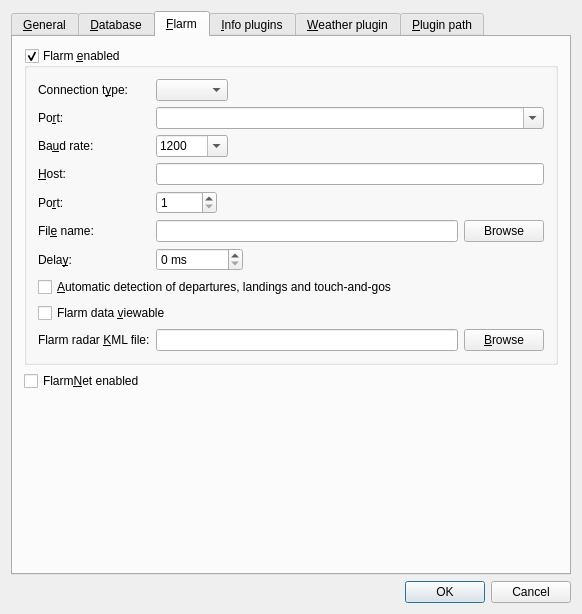
This is src/gui/windows/SettingsWindow.ui in Akaflieg/startkladde as Qt 5 draws it before an edit. The edited form follows.
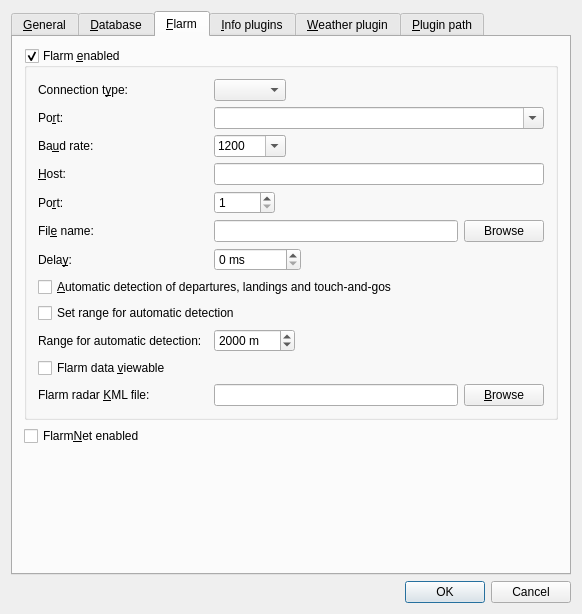
This is the edited form. The open tabs and pages were chosen to show the change. Custom widgets are drawn as their Qt base class.

Commit message: maximale entfernung für die flarm-auto-erkennung

Diff of the .ui file:
```diff
--- a/src/gui/windows/SettingsWindow.ui
+++ b/src/gui/windows/SettingsWindow.ui
@@ -7,7 +7,7 @@
     <x>0</x>
     <y>0</y>
     <width>582</width>
-    <height>593</height>
+    <height>596</height>
    </rect>
   </property>
   <property name="windowTitle">
@@ -20,7 +20,7 @@
       <enum>QTabWidget::North</enum>
      </property>
      <property name="currentIndex">
-      <number>1</number>
+      <number>2</number>
      </property>
      <property name="documentMode">
       <bool>false</bool>
@@ -277,7 +277,16 @@
        <item>
         <widget class="QWidget" name="dbTypePane" native="true">
          <layout class="QHBoxLayout" name="horizontalLayout">
-          <property name="margin">
+          <property name="leftMargin">
+           <number>0</number>
+          </property>
+          <property name="topMargin">
+           <number>0</number>
+          </property>
+          <property name="rightMargin">
+           <number>0</number>
+          </property>
+          <property name="bottomMargin">
            <number>0</number>
           </property>
           <item>
@@ -318,7 +327,16 @@
           <item row="0" column="0">
            <widget class="QWidget" name="mysqlSettingsPane" native="true">
             <layout class="QGridLayout" name="gridLayout">
-             <property name="margin">
+             <property name="leftMargin">
+              <number>0</number>
+             </property>
+             <property name="topMargin">
+              <number>0</number>
+             </property>
+             <property name="rightMargin">
+              <number>0</number>
+             </property>
+             <property name="bottomMargin">
               <number>0</number>
              </property>
              <item row="0" column="0">
@@ -457,7 +475,16 @@
           <item row="0" column="0">
            <widget class="QWidget" name="mysqlSettingsPane_2" native="true">
             <layout class="QGridLayout" name="gridLayout_5">
-             <property name="margin">
+             <property name="leftMargin">
+              <number>0</number>
+             </property>
+             <property name="topMargin">
+              <number>0</number>
+             </property>
+             <property name="rightMargin">
+              <number>0</number>
+             </property>
+             <property name="bottomMargin">
               <number>0</number>
              </property>
              <item row="0" column="0">
@@ -641,69 +668,41 @@
           <bool>true</bool>
          </property>
          <layout class="QGridLayout" name="gridLayout_3">
-          <item row="9" column="1">
-           <widget class="QWidget" name="widget_6" native="true">
-            <layout class="QHBoxLayout" name="horizontalLayout_4">
-             <property name="margin">
-              <number>0</number>
-             </property>
-             <item>
-              <widget class="QLineEdit" name="flarmMapKmlFileNameInput">
-               <property name="toolTip">
-                <string>&lt;html&gt;The name of a KML (Google Earth) file to show in the background of the flarm radar view&lt;/html&gt;</string>
-               </property>
-              </widget>
-             </item>
-             <item>
-              <widget class="QPushButton" name="browseKmlFileButton">
-               <property name="text">
-                <string>&amp;Browse</string>
-               </property>
-              </widget>
-             </item>
-            </layout>
-           </widget>
-          </item>
-          <item row="5" column="1">
-           <widget class="QWidget" name="flarmFileNamePane" native="true">
-            <layout class="QHBoxLayout" name="horizontalLayout_10">
-             <property name="margin">
-              <number>0</number>
-             </property>
-             <item>
-              <widget class="QLineEdit" name="flarmFileNameInput"/>
-             </item>
-             <item>
-              <widget class="QPushButton" name="browseFlarmFileButton">
-               <property name="text">
-                <string>Browse</string>
-               </property>
-              </widget>
-             </item>
-            </layout>
-           </widget>
-          </item>
-          <item row="7" column="0" colspan="2">
-           <widget class="QCheckBox" name="flarmAutoDeparturesCheckbox">
-            <property name="toolTip">
-             <string>&lt;html&gt;If enabled, data from the connected flarm device will be used to automatically detect departures, landings and touch-and-gos.&lt;/html&gt;</string>
-            </property>
+          <item row="2" column="0">
+           <widget class="QLabel" name="flarmSerialBaudRateLabel">
             <property name="text">
-             <string>&amp;Automatic detection of departures, landings and touch-and-gos</string>
+             <string>Ba&amp;ud rate:</string>
             </property>
+            <property name="buddy">
+             <cstring>flarmSerialBaudRateInput</cstring>
+            </property>
            </widget>
           </item>
-          <item row="8" column="0" colspan="2">
-           <widget class="QCheckBox" name="flarmDataViewableCheckbox">
-            <property name="toolTip">
-             <string>&lt;html&gt;If enabled, the Flarm radar and a list of received planes can be viewed.&lt;/html&gt;</string>
-            </property>
+          <item row="8" column="0" colspan="3">
+           <widget class="QCheckBox" name="flarmActivateRangeCheckbox">
             <property name="text">
-             <string>Flarm data &amp;viewable</string>
+             <string>Set range for automatic detection</string>
             </property>
            </widget>
           </item>
           <item row="9" column="0">
+           <widget class="QLabel" name="flarmRangeLabel">
+            <property name="text">
+             <string>Range for automatic detection:</string>
+            </property>
+           </widget>
+          </item>
+          <item row="6" column="0">
+           <widget class="QLabel" name="flarmFileDelayLabel">
+            <property name="text">
+             <string>Dela&amp;y:</string>
+            </property>
+            <property name="buddy">
+             <cstring>flarmFileDelayInput</cstring>
+            </property>
+           </widget>
+          </item>
+          <item row="11" column="0">
            <widget class="QLabel" name="label_3">
             <property name="text">
              <string>Flarm radar &amp;KML file:</string>
@@ -713,24 +712,127 @@
             </property>
            </widget>
           </item>
-          <item row="0" column="0">
-           <widget class="QLabel" name="label_5">
-            <property name="text">
-             <string>Connection t&amp;ype:</string>
-            </property>
-            <property name="buddy">
-             <cstring>flarmConnectionTypeInput</cstring>
-            </property>
+          <item row="0" column="2">
+           <widget class="QWidget" name="widget_7" native="true">
+            <layout class="QHBoxLayout" name="horizontalLayout_7">
+             <property name="leftMargin">
+              <number>0</number>
+             </property>
+             <property name="topMargin">
+              <number>0</number>
+             </property>
+             <property name="rightMargin">
+              <number>0</number>
+             </property>
+             <property name="bottomMargin">
+              <number>0</number>
+             </property>
+             <item>
+              <widget class="SkComboBox" name="flarmConnectionTypeInput"/>
+             </item>
+             <item>
+              <spacer name="horizontalSpacer_7">
+               <property name="orientation">
+                <enum>Qt::Horizontal</enum>
+               </property>
+               <property name="sizeHint" stdset="0">
+                <size>
+                 <width>58</width>
+                 <height>20</height>
+                </size>
+               </property>
+              </spacer>
+             </item>
+            </layout>
            </widget>
           </item>
-          <item row="2" column="0">
-           <widget class="QLabel" name="flarmSerialBaudRateLabel">
-            <property name="text">
-             <string>Ba&amp;ud rate:</string>
+          <item row="1" column="2">
+           <widget class="QComboBox" name="flarmSerialPortInput">
+            <property name="editable">
+             <bool>true</bool>
             </property>
-            <property name="buddy">
-             <cstring>flarmSerialBaudRateInput</cstring>
-            </property>
+           </widget>
+          </item>
+          <item row="6" column="2">
+           <widget class="QWidget" name="flarmFileDelayPane" native="true">
+            <layout class="QHBoxLayout" name="horizontalLayout_11">
+             <property name="leftMargin">
+              <number>0</number>
+             </property>
+             <property name="topMargin">
+              <number>0</number>
+             </property>
+             <property name="rightMargin">
+              <number>0</number>
+             </property>
+             <property name="bottomMargin">
+              <number>0</number>
+             </property>
+             <item>
+              <widget class="QSpinBox" name="flarmFileDelayInput">
+               <property name="suffix">
+                <string> ms</string>
+               </property>
+               <property name="maximum">
+                <number>999999999</number>
+               </property>
+              </widget>
+             </item>
+             <item>
+              <spacer name="horizontalSpacer_10">
+               <property name="orientation">
+                <enum>Qt::Horizontal</enum>
+               </property>
+               <property name="sizeHint" stdset="0">
+                <size>
+                 <width>40</width>
+                 <height>20</height>
+                </size>
+               </property>
+              </spacer>
+             </item>
+            </layout>
+           </widget>
+          </item>
+          <item row="4" column="2">
+           <widget class="QWidget" name="flarmTcpPortPane" native="true">
+            <layout class="QHBoxLayout" name="horizontalLayout_9">
+             <property name="leftMargin">
+              <number>0</number>
+             </property>
+             <property name="topMargin">
+              <number>0</number>
+             </property>
+             <property name="rightMargin">
+              <number>0</number>
+             </property>
+             <property name="bottomMargin">
+              <number>0</number>
+             </property>
+             <item>
+              <widget class="QSpinBox" name="flarmTcpPortInput">
+               <property name="minimum">
+                <number>1</number>
+               </property>
+               <property name="maximum">
+                <number>65535</number>
+               </property>
+              </widget>
+             </item>
+             <item>
+              <spacer name="horizontalSpacer_9">
+               <property name="orientation">
+                <enum>Qt::Horizontal</enum>
+               </property>
+               <property name="sizeHint" stdset="0">
+                <size>
+                 <width>58</width>
+                 <height>20</height>
+                </size>
+               </property>
+              </spacer>
+             </item>
+            </layout>
            </widget>
           </item>
           <item row="3" column="0">
@@ -743,16 +845,19 @@
             </property>
            </widget>
           </item>
-          <item row="1" column="0">
-           <widget class="QLabel" name="flarmSerialPortLabel">
+          <item row="7" column="0" colspan="3">
+           <widget class="QCheckBox" name="flarmAutoDeparturesCheckbox">
+            <property name="toolTip">
+             <string>&lt;html&gt;If enabled, data from the connected flarm device will be used to automatically detect departures, landings and touch-and-gos.&lt;/html&gt;</string>
+            </property>
             <property name="text">
-             <string>Po&amp;rt:</string>
-            </property>
-            <property name="buddy">
-             <cstring>flarmSerialPortInput</cstring>
+             <string>&amp;Automatic detection of departures, landings and touch-and-gos</string>
             </property>
            </widget>
           </item>
+          <item row="3" column="2">
+           <widget class="QLineEdit" name="flarmTcpHostInput"/>
+          </item>
           <item row="4" column="0">
            <widget class="QLabel" name="flarmTcpPortLabel">
             <property name="text">
@@ -763,45 +868,109 @@
             </property>
            </widget>
           </item>
-          <item row="3" column="1">
-           <widget class="QLineEdit" name="flarmTcpHostInput"/>
+          <item row="1" column="0">
+           <widget class="QLabel" name="flarmSerialPortLabel">
+            <property name="text">
+             <string>Po&amp;rt:</string>
+            </property>
+            <property name="buddy">
+             <cstring>flarmSerialPortInput</cstring>
+            </property>
+           </widget>
           </item>
-          <item row="1" column="1">
-           <widget class="QComboBox" name="flarmSerialPortInput">
-            <property name="editable">
-             <bool>true</bool>
+          <item row="10" column="0" colspan="3">
+           <widget class="QCheckBox" name="flarmDataViewableCheckbox">
+            <property name="toolTip">
+             <string>&lt;html&gt;If enabled, the Flarm radar and a list of received planes can be viewed.&lt;/html&gt;</string>
             </property>
+            <property name="text">
+             <string>Flarm data &amp;viewable</string>
+            </property>
            </widget>
           </item>
-          <item row="0" column="1">
-           <widget class="QWidget" name="widget_7" native="true">
-            <layout class="QHBoxLayout" name="horizontalLayout_7">
-             <property name="margin">
+          <item row="5" column="2">
+           <widget class="QWidget" name="flarmFileNamePane" native="true">
+            <layout class="QHBoxLayout" name="horizontalLayout_10">
+             <property name="leftMargin">
               <number>0</number>
              </property>
+             <property name="topMargin">
+              <number>0</number>
+             </property>
+             <property name="rightMargin">
+              <number>0</number>
+             </property>
+             <property name="bottomMargin">
+              <number>0</number>
+             </property>
              <item>
-              <widget class="SkComboBox" name="flarmConnectionTypeInput"/>
+              <widget class="QLineEdit" name="flarmFileNameInput"/>
              </item>
              <item>
-              <spacer name="horizontalSpacer_7">
-               <property name="orientation">
-                <enum>Qt::Horizontal</enum>
+              <widget class="QPushButton" name="browseFlarmFileButton">
+               <property name="text">
+                <string>Browse</string>
                </property>
-               <property name="sizeHint" stdset="0">
-                <size>
-                 <width>58</width>
-                 <height>20</height>
-                </size>
+              </widget>
+             </item>
+            </layout>
+           </widget>
+          </item>
+          <item row="11" column="2">
+           <widget class="QWidget" name="widget_6" native="true">
+            <layout class="QHBoxLayout" name="horizontalLayout_4">
+             <property name="leftMargin">
+              <number>0</number>
+             </property>
+             <property name="topMargin">
+              <number>0</number>
+             </property>
+             <property name="rightMargin">
+              <number>0</number>
+             </property>
+             <property name="bottomMargin">
+              <number>0</number>
+             </property>
+             <item>
+              <widget class="QLineEdit" name="flarmMapKmlFileNameInput">
+               <property name="toolTip">
+                <string>&lt;html&gt;The name of a KML (Google Earth) file to show in the background of the flarm radar view&lt;/html&gt;</string>
                </property>
-              </spacer>
+              </widget>
              </item>
+             <item>
+              <widget class="QPushButton" name="browseKmlFileButton">
+               <property name="text">
+                <string>&amp;Browse</string>
+               </property>
+              </widget>
+             </item>
             </layout>
            </widget>
           </item>
-          <item row="2" column="1">
+          <item row="0" column="0">
+           <widget class="QLabel" name="label_5">
+            <property name="text">
+             <string>Connection t&amp;ype:</string>
+            </property>
+            <property name="buddy">
+             <cstring>flarmConnectionTypeInput</cstring>
+            </property>
+           </widget>
+          </item>
+          <item row="2" column="2">
            <widget class="QWidget" name="flarmSerialBaudRatePane" native="true">
             <layout class="QHBoxLayout" name="horizontalLayout_8">
-             <property name="margin">
+             <property name="leftMargin">
+              <number>0</number>
+             </property>
+             <property name="topMargin">
+              <number>0</number>
+             </property>
+             <property name="rightMargin">
+              <number>0</number>
+             </property>
+             <property name="bottomMargin">
               <number>0</number>
              </property>
              <item>
@@ -867,38 +1036,6 @@
             </layout>
            </widget>
           </item>
-          <item row="4" column="1">
-           <widget class="QWidget" name="flarmTcpPortPane" native="true">
-            <layout class="QHBoxLayout" name="horizontalLayout_9">
-             <property name="margin">
-              <number>0</number>
-             </property>
-             <item>
-              <widget class="QSpinBox" name="flarmTcpPortInput">
-               <property name="minimum">
-                <number>1</number>
-               </property>
-               <property name="maximum">
-                <number>65535</number>
-               </property>
-              </widget>
-             </item>
-             <item>
-              <spacer name="horizontalSpacer_9">
-               <property name="orientation">
-                <enum>Qt::Horizontal</enum>
-               </property>
-               <property name="sizeHint" stdset="0">
-                <size>
-                 <width>58</width>
-                 <height>20</height>
-                </size>
-               </property>
-              </spacer>
-             </item>
-            </layout>
-           </widget>
-          </item>
           <item row="5" column="0">
            <widget class="QLabel" name="flarmFileNameLabel">
             <property name="text">
@@ -909,34 +1046,42 @@
             </property>
            </widget>
           </item>
-          <item row="6" column="0">
-           <widget class="QLabel" name="flarmFileDelayLabel">
-            <property name="text">
-             <string>Dela&amp;y:</string>
-            </property>
-            <property name="buddy">
-             <cstring>flarmFileDelayInput</cstring>
-            </property>
-           </widget>
-          </item>
-          <item row="6" column="1">
-           <widget class="QWidget" name="flarmFileDelayPane" native="true">
-            <layout class="QHBoxLayout" name="horizontalLayout_11">
-             <property name="margin">
+          <item row="9" column="2">
+           <widget class="QWidget" name="flarmRangePane" native="true">
+            <layout class="QHBoxLayout" name="horizontalLayout_12">
+             <property name="leftMargin">
+              <number>0</number>
+             </property>
+             <property name="topMargin">
+              <number>0</number>
+             </property>
+             <property name="rightMargin">
+              <number>0</number>
+             </property>
+             <property name="bottomMargin">
               <number>0</number>
              </property>
              <item>
-              <widget class="QSpinBox" name="flarmFileDelayInput">
+              <widget class="QSpinBox" name="flarmRangeInput">
                <property name="suffix">
-                <string> ms</string>
+                <string> m</string>
+               </property>
+               <property name="minimum">
+                <number>10</number>
                </property>
                <property name="maximum">
-                <number>999999999</number>
+                <number>100000</number>
+               </property>
+               <property name="singleStep">
+                <number>100</number>
+               </property>
+               <property name="value">
+                <number>2000</number>
                </property>
               </widget>
              </item>
              <item>
-              <spacer name="horizontalSpacer_10">
+              <spacer name="horizontalSpacer_12">
                <property name="orientation">
                 <enum>Qt::Horizontal</enum>
                </property>
@@ -1029,7 +1174,16 @@
        <item>
         <widget class="QWidget" name="widget_2" native="true">
          <layout class="QVBoxLayout" name="verticalLayout_8">
-          <property name="margin">
+          <property name="leftMargin">
+           <number>0</number>
+          </property>
+          <property name="topMargin">
+           <number>0</number>
+          </property>
+          <property name="rightMargin">
+           <number>0</number>
+          </property>
+          <property name="bottomMargin">
            <number>0</number>
           </property>
           <item>
@@ -1264,7 +1418,16 @@
           <item row="2" column="2" colspan="2">
            <widget class="QWidget" name="widget_4" native="true">
             <layout class="QHBoxLayout" name="horizontalLayout_6">
-             <property name="margin">
+             <property name="leftMargin">
+              <number>0</number>
+             </property>
+             <property name="topMargin">
+              <number>0</number>
+             </property>
+             <property name="rightMargin">
+              <number>0</number>
+             </property>
+             <property name="bottomMargin">
               <number>0</number>
              </property>
              <item>
@@ -1385,7 +1548,16 @@
           <item row="3" column="1" colspan="2">
            <widget class="QWidget" name="widget_5" native="true">
             <layout class="QHBoxLayout" name="horizontalLayout_5">
-             <property name="margin">
+             <property name="leftMargin">
+              <number>0</number>
+             </property>
+             <property name="topMargin">
+              <number>0</number>
+             </property>
+             <property name="rightMargin">
+              <number>0</number>
+             </property>
+             <property name="bottomMargin">
               <number>0</number>
              </property>
              <item>
@@ -1442,7 +1614,16 @@
        <item>
         <widget class="QWidget" name="pluginPathListPane" native="true">
          <layout class="QHBoxLayout" name="horizontalLayout_2">
-          <property name="margin">
+          <property name="leftMargin">
+           <number>0</number>
+          </property>
+          <property name="topMargin">
+           <number>0</number>
+          </property>
+          <property name="rightMargin">
+           <number>0</number>
+          </property>
+          <property name="bottomMargin">
            <number>0</number>
           </property>
           <item>
@@ -1467,7 +1648,16 @@
           <item>
            <widget class="QWidget" name="widget" native="true">
             <layout class="QVBoxLayout" name="verticalLayout_7">
-             <property name="margin">
+             <property name="leftMargin">
+              <number>0</number>
+             </property>
+             <property name="topMargin">
+              <number>0</number>
+             </property>
+             <property name="rightMargin">
+              <number>0</number>
+             </property>
+             <property name="bottomMargin">
               <number>0</number>
              </property>
              <item>
```
Left out of the diff: 4 changed lines with no effect on the pictures. The commit also changes 7 other files.
